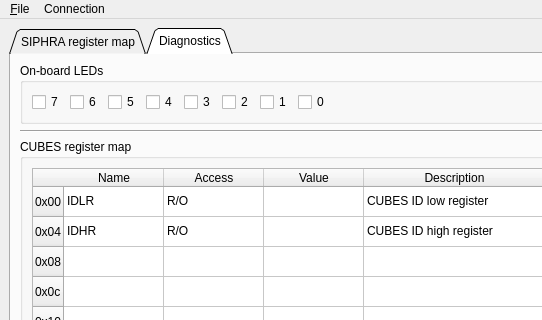
Qt form CubesControl/ui/cubescontrol.ui (tstana/cubes-sw) before a commit; both pictures show x 0 to 542 and y 0 to 320 of the 700 by 520 pixel window.
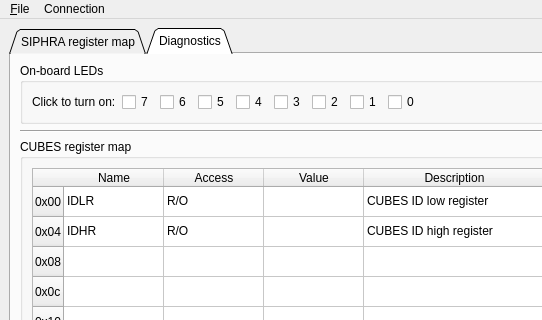
The same form after that commit. The open tabs and pages were chosen to show the change. Icons and pictures are not drawn.

Commit message: UI: Adding explanatory label to Diagnostics tab

Patch:
```diff
--- a/CubesControl/ui/cubescontrol.ui
+++ b/CubesControl/ui/cubescontrol.ui
@@ -174,6 +174,13 @@
           <layout class="QHBoxLayout" name="horizontalLayout_2">
            <item>
             <layout class="QHBoxLayout" name="horizontalLayout">
+             <item>
+              <widget class="QLabel" name="label">
+               <property name="text">
+                <string>Click to turn on:</string>
+               </property>
+              </widget>
+             </item>
              <item>
               <widget class="QCheckBox" name="checkboxLed7">
                <property name="text">
```
